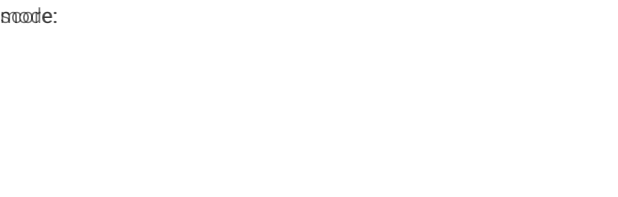
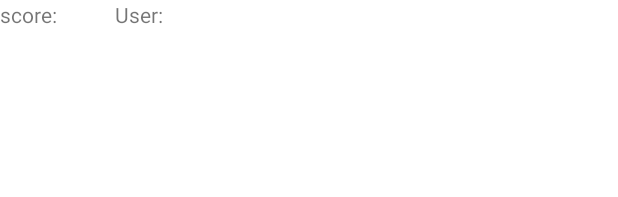
Before and after one commit to simadokhan/lastone, an Android app: the layout careerrecyclerview.xml on its own in the app's theme, with its tools: preview values and no code run, on a phone screen of 412 x 824 dp. Shown: the top 197 px of the screen. Run offline under Robolectric (Android 15) with nearby library versions, the phone set to English and light mode, and no system bars.

Commit message:
best score done >

```diff
--- a/app/src/main/res/layout/careerrecyclerview.xml
+++ b/app/src/main/res/layout/careerrecyclerview.xml
@@ -1,20 +1,29 @@
 <?xml version="1.0" encoding="utf-8"?>
 <androidx.constraintlayout.widget.ConstraintLayout xmlns:android="http://schemas.android.com/apk/res/android"
+    xmlns:app="http://schemas.android.com/apk/res-auto"
     xmlns:tools="http://schemas.android.com/tools"
     android:layout_width="match_parent"
     android:layout_height="wrap_content">
- <TextView
-     android:layout_width="wrap_content"
-     android:layout_height="wrap_content"
-     android:id="@+id/Score1"
-     android:text="@string/Score"/>
 
     <TextView
-        android:id="@+id/Mode1"
+        android:id="@+id/Score1"
         android:layout_width="wrap_content"
         android:layout_height="wrap_content"
-        android:text="@string/Mode"
-        tools:layout_editor_absoluteX="117dp"
-        tools:layout_editor_absoluteY="0dp" />
+        android:layout_marginEnd="79dp"
+        android:text="@string/Score"
+        app:layout_constraintBottom_toBottomOf="parent"
+        app:layout_constraintStart_toStartOf="parent"
+        app:layout_constraintTop_toTopOf="parent" />
+
+    <TextView
+        android:id="@+id/User1"
+        android:layout_width="wrap_content"
+        android:layout_height="wrap_content"
+        android:layout_marginEnd="265dp"
+        android:text="User:"
+        app:layout_constraintBottom_toBottomOf="parent"
+        app:layout_constraintEnd_toEndOf="parent"
+        app:layout_constraintStart_toEndOf="@+id/Score1"
+        app:layout_constraintTop_toTopOf="parent" />
 
 </androidx.constraintlayout.widget.ConstraintLayout>
--- a/app/src/main/res/layout/fragment_career.xml
+++ b/app/src/main/res/layout/fragment_career.xml
@@ -49,7 +49,7 @@
         android:textAllCaps="false"
         android:textAppearance="@style/TextAppearance.AppCompat.Large"
         android:textStyle="bold|italic"
-        app:layout_constraintBottom_toTopOf="@+id/recyclerView"
+        app:layout_constraintBottom_toTopOf="@+id/Top10"
         app:layout_constraintEnd_toEndOf="@+id/textView6"
         app:layout_constraintHorizontal_bias="0.0"
         app:layout_constraintStart_toStartOf="@+id/backhome"
@@ -87,7 +87,7 @@
         app:layout_constraintTop_toTopOf="parent" />
 
     <androidx.recyclerview.widget.RecyclerView
-        android:id="@+id/recyclerView"
+        android:id="@+id/Top10"
         android:layout_width="163dp"
         android:layout_height="0dp"
         android:layout_marginStart="47dp"
--- a/app/src/main/res/layout/fragment_home_page.xml
+++ b/app/src/main/res/layout/fragment_home_page.xml
@@ -122,8 +122,8 @@
 
     <TextView
         android:id="@+id/bestscore"
-        android:layout_width="115dp"
-        android:layout_height="30dp"
+        android:layout_width="178dp"
+        android:layout_height="40dp"
         android:layout_marginTop="23dp"
         android:text="BEST SCORE:"
         android:textAlignment="center"
```
Also changed, not shown: app/src/main/java/com/example/test/CallBackScores.java (added, +8 -0 lines), app/src/main/java/com/example/test/Career.java (+85 -23 lines), app/src/main/java/com/example/test/HomePage.java (+35 -11 lines), app/src/main/java/com/example/test/MyAdpter.java (+7 -14 lines), app/src/main/java/com/example/test/MyholderView.java (+4 -2 lines), app/src/main/java/com/example/test/Playhard.java (+2 -7 lines).
